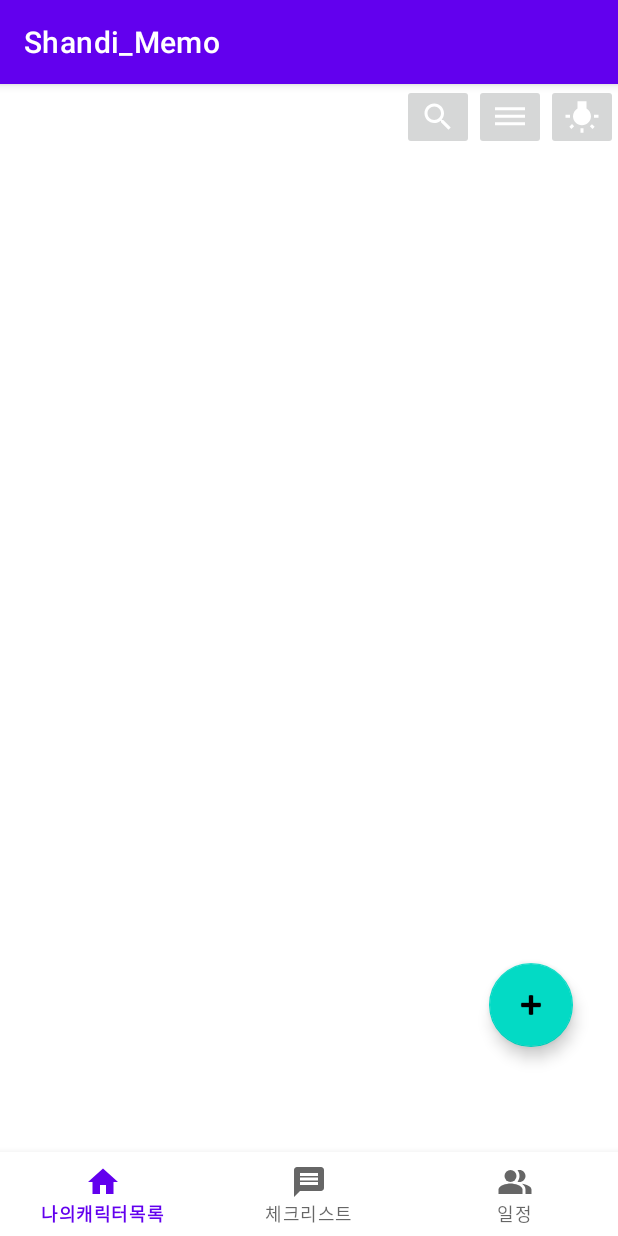
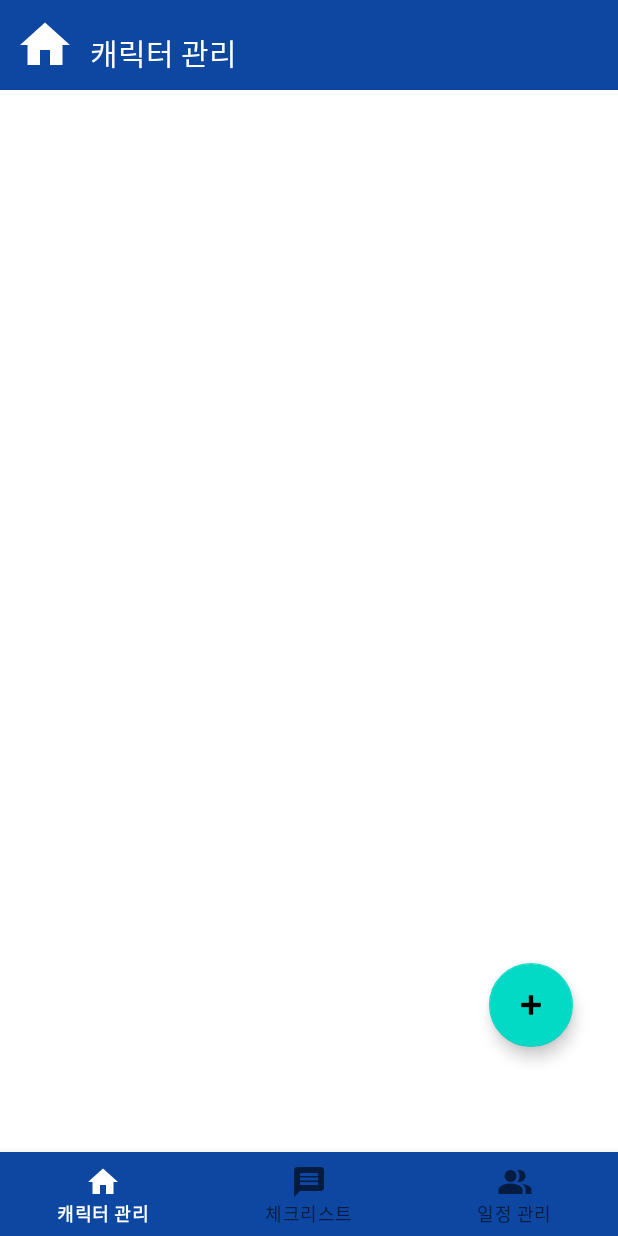
Before and after one commit to UngHa/Shandi_Memo, an Android app: the screen it shows after launch (MainActivity), on a phone screen of 412 x 824 dp. Run offline under Robolectric (Android 15) with nearby library versions, the phone set to English and light mode, and no system bars.

Commit message:
Branch test3

```diff
--- a/app/src/main/java/com/example/shandi_memo/MainActivity.java
+++ b/app/src/main/java/com/example/shandi_memo/MainActivity.java
@@ -4,6 +4,7 @@ import android.app.Dialog;
 import android.os.Bundle;
 import android.view.MenuItem;
 import android.widget.ImageButton;
+import android.widget.TextView;
 import android.widget.Toast;
 
 import androidx.annotation.NonNull;
@@ -18,6 +19,9 @@ public class MainActivity extends AppCompatActivity {
     CharacterManagement characterManagement;
     ContentsManagement contentsManagement;
     CalenderManagement userInformation;
+
+    //타이틀바 변수
+    TextView title;
 
     //네비게이션바 변수 YCK
     BottomNavigationView bottomNavigation;
@@ -38,6 +42,9 @@ public class MainActivity extends AppCompatActivity {
         contentsManagement = new ContentsManagement();
         characterManagement = new CharacterManagement();
 
+        // +타이틀 변경 YJW
+        title = findViewById(R.id.title);
+
         getSupportFragmentManager().beginTransaction().replace(R.id.container, characterManagement).commit();
 
         bottomNavigation = findViewById(R.id.bottom_navigation);
@@ -46,19 +53,22 @@ public class MainActivity extends AppCompatActivity {
             public boolean onNavigationItemSelected(@NonNull MenuItem item) {
                 switch (item.getItemId()) {
                     case R.id.tab1:
-                        Toast.makeText(getApplicationContext(), "매칭리스트 탭 선택됨", Toast.LENGTH_SHORT).show();
+                        title.setText("캐릭터 관리");
+                        Toast.makeText(getApplicationContext(), "캐릭터선택 탭 선택됨", Toast.LENGTH_SHORT).show();
                         getSupportFragmentManager().beginTransaction()
                                 .replace(R.id.container, characterManagement).commit();
 
                         return true;
                     case R.id.tab2:
-                        Toast.makeText(getApplicationContext(), "참여리스트 탭 선택됨", Toast.LENGTH_SHORT).show();
+                        title.setText("체크리스트");
+                        Toast.makeText(getApplicationContext(), "체크리스트 탭 선택됨", Toast.LENGTH_SHORT).show();
                         getSupportFragmentManager().beginTransaction()
                                 .replace(R.id.container, contentsManagement).commit();
 
                         return true;
                     case R.id.tab3:
-                        Toast.makeText(getApplicationContext(), "유저정보 탭 선택됨", Toast.LENGTH_SHORT).show();
+                        title.setText("일정 관리");
+                        Toast.makeText(getApplicationContext(), "일정관리 탭 선택됨", Toast.LENGTH_SHORT).show();
                         getSupportFragmentManager().beginTransaction()
                                 .replace(R.id.container, userInformation).commit();
 
--- a/app/src/main/res/layout/activity_main.xml
+++ b/app/src/main/res/layout/activity_main.xml
@@ -4,7 +4,35 @@
     xmlns:tools="http://schemas.android.com/tools"
     android:layout_width="match_parent"
     android:layout_height="match_parent"
+    android:background="@color/white"
     tools:context=".MainActivity">
+
+    <LinearLayout
+        android:layout_width="match_parent"
+        android:layout_height="60sp"
+        app:layout_constraintTop_toTopOf="parent"
+        app:layout_constraintLeft_toLeftOf="parent"
+        android:orientation="horizontal"
+        android:id ="@+id/titlebar"
+        android:background="@color/main_color">
+
+        <ImageView
+            android:id="@+id/Shandi_Icon"
+            android:layout_width="40sp"
+            android:layout_height="40sp"
+            android:layout_margin="10sp"
+            android:src="@drawable/home_test"
+            app:tint="@color/white" />
+        <TextView
+            android:id="@+id/title"
+            android:layout_width="wrap_content"
+            android:layout_height="wrap_content"
+            android:layout_marginTop="20sp"
+            android:textSize="20sp"
+            android:textColor="@color/white"
+            android:text="캐릭터 관리"/>
+
+    </LinearLayout>
 
     <FrameLayout
         android:id="@+id/container"
@@ -14,7 +42,7 @@
         app:layout_constraintHorizontal_bias="1.0"
         app:layout_constraintLeft_toLeftOf="parent"
         app:layout_constraintRight_toRightOf="parent"
-        app:layout_constraintTop_toTopOf="parent"
+        app:layout_constraintTop_toBottomOf="@id/titlebar"
         app:layout_constraintVertical_bias="0.0">
 
     </FrameLayout>
@@ -26,6 +54,7 @@
         app:layout_constraintBottom_toBottomOf="parent"
         app:layout_constraintLeft_toLeftOf="parent"
         app:layout_constraintRight_toRightOf="parent"
+        android:background="@color/main_color"
         app:menu="@menu/menu_bottom" />
 
 </androidx.constraintlayout.widget.ConstraintLayout>
--- a/app/src/main/res/layout/character_management.xml
+++ b/app/src/main/res/layout/character_management.xml
@@ -7,44 +7,6 @@
     android:layout_height="match_parent">
 
 
-    <LinearLayout
-        android:id="@+id/linearLayout2"
-        android:layout_width="match_parent"
-        android:layout_height="wrap_content"
-        android:gravity="right"
-        app:layout_constraintEnd_toEndOf="parent"
-        app:layout_constraintStart_toStartOf="parent"
-        app:layout_constraintTop_toTopOf="parent">
-
-        <ImageButton
-            android:id="@+id/button3"
-            android:layout_width="wrap_content"
-            android:layout_height="wrap_content"
-            android:src="@drawable/search_white"
-            android:text="Button"
-            app:layout_constraintEnd_toStartOf="@+id/button2"
-            app:layout_constraintTop_toTopOf="parent" />
-
-        <ImageButton
-            android:id="@+id/button2"
-            android:layout_width="wrap_content"
-            android:layout_height="wrap_content"
-            android:src="@drawable/filter_white"
-            android:text="Button"
-            app:layout_constraintEnd_toStartOf="@+id/button"
-            app:layout_constraintTop_toTopOf="parent" />
-
-        <ImageButton
-            android:id="@+id/button"
-            android:layout_width="wrap_content"
-            android:layout_height="wrap_content"
-            android:src="@drawable/info_test_white"
-            android:text="Button"
-            app:layout_constraintEnd_toEndOf="parent"
-            app:layout_constraintTop_toTopOf="parent" />
-    </LinearLayout>
-
-
     <androidx.recyclerview.widget.RecyclerView
         android:id="@+id/matchListRecycler"
         android:layout_width="match_parent"
@@ -52,7 +14,7 @@
         android:scrollbars="vertical"
         app:layout_constraintEnd_toEndOf="parent"
         app:layout_constraintStart_toStartOf="parent"
-        app:layout_constraintTop_toBottomOf="@+id/linearLayout2" />
+        app:layout_constraintTop_toTopOf="parent"/>
 
     <com.google.android.material.floatingactionbutton.FloatingActionButton
         android:id="@+id/roundingCreateButton"
--- a/app/src/main/res/menu/menu_bottom.xml
+++ b/app/src/main/res/menu/menu_bottom.xml
@@ -7,8 +7,7 @@
         app:showAsAction="ifRoom"
         android:enabled="true"
         android:icon="@drawable/home_test"
-        android:iconTint="#2E8379"
-        android:title="나의캐릭터목록"/>
+        android:title="캐릭터 관리"/>
     <item
         android:id="@+id/tab2"
         app:showAsAction="ifRoom"
@@ -20,5 +19,5 @@
         app:showAsAction="ifRoom"
         android:enabled="true"
         android:icon="@drawable/people_test"
-        android:title="일정"/>
+        android:title="일정 관리"/>
 </menu>
--- a/app/src/main/res/values-night/themes.xml
+++ b/app/src/main/res/values-night/themes.xml
@@ -1,6 +1,7 @@
 <resources xmlns:tools="http://schemas.android.com/tools">
     <!-- Base application theme. -->
     <style name="Theme.Shandi_Memo" parent="Theme.MaterialComponents.DayNight.DarkActionBar">
+        <item name="windowNoTitle">true</item>
         <!-- Primary brand color. -->
         <item name="colorPrimary">@color/purple_200</item>
         <item name="colorPrimaryVariant">@color/purple_700</item>
--- a/app/src/main/res/values/colors.xml
+++ b/app/src/main/res/values/colors.xml
@@ -7,4 +7,8 @@
     <color name="teal_700">#FF018786</color>
     <color name="black">#FF000000</color>
     <color name="white">#FFFFFFFF</color>
+
+    <!--메인컬러-->
+    <color name="main_color">#FF0D47A1</color>
+    <color name="second_color">#9DCAF9</color>
 </resources>
--- a/app/src/main/res/values/themes.xml
+++ b/app/src/main/res/values/themes.xml
@@ -1,8 +1,10 @@
 <resources xmlns:tools="http://schemas.android.com/tools">
     <!-- Base application theme. -->
     <style name="Theme.Shandi_Memo" parent="Theme.MaterialComponents.DayNight.DarkActionBar">
+        <item name="windowNoTitle">true</item>
         <!-- Primary brand color. -->
-        <item name="colorPrimary">@color/purple_500</item>
+        <!--<item name="colorPrimary">@color/purple_500</item>-->
+        <item name="colorPrimary">@color/white</item>
         <item name="colorPrimaryVariant">@color/purple_700</item>
         <item name="colorOnPrimary">@color/white</item>
         <!-- Secondary brand color. -->
```
